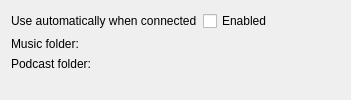
netrunner-debian-kde-extras/amarok, file src/core-impl/collections/umscollection/UmsConfiguration.ui: the form before one commit.
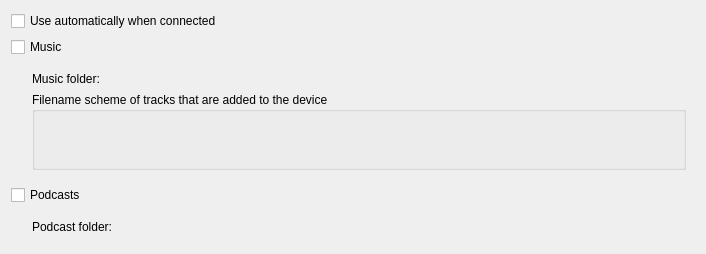
The form after the commit. Custom widgets are drawn as their Qt base class.

What changed in the file:
```diff
--- a/src/core-impl/collections/umscollection/UmsConfiguration.ui
+++ b/src/core-impl/collections/umscollection/UmsConfiguration.ui
@@ -6,8 +6,8 @@
    <rect>
     <x>0</x>
     <y>0</y>
-    <width>351</width>
-    <height>100</height>
+    <width>706</width>
+    <height>254</height>
    </rect>
   </property>
   <property name="minimumSize">
@@ -19,41 +19,244 @@
   <property name="windowTitle">
    <string>USB Mass Storage device configuration</string>
   </property>
-  <layout class="QFormLayout" name="formLayout">
-   <item row="3" column="0">
-    <widget class="QLabel" name="label_2">
-     <property name="text">
-      <string>Music folder:</string>
-     </property>
-    </widget>
+  <layout class="QVBoxLayout" name="verticalLayout_3">
+   <item>
+    <layout class="QHBoxLayout" name="horizontalLayout_3">
+     <item>
+      <widget class="QCheckBox" name="m_autoConnect">
+       <property name="sizePolicy">
+        <sizepolicy hsizetype="Preferred" vsizetype="Fixed">
+         <horstretch>0</horstretch>
+         <verstretch>0</verstretch>
+        </sizepolicy>
+       </property>
+       <property name="minimumSize">
+        <size>
+         <width>250</width>
+         <height>0</height>
+        </size>
+       </property>
+       <property name="maximumSize">
+        <size>
+         <width>100</width>
+         <height>20</height>
+        </size>
+       </property>
+       <property name="autoFillBackground">
+        <bool>false</bool>
+       </property>
+       <property name="text">
+        <string>Use automatically when connected</string>
+       </property>
+      </widget>
+     </item>
+     <item>
+      <spacer name="horizontalSpacer">
+       <property name="orientation">
+        <enum>Qt::Horizontal</enum>
+       </property>
+       <property name="sizeHint" stdset="0">
+        <size>
+         <width>40</width>
+         <height>20</height>
+        </size>
+       </property>
+      </spacer>
+     </item>
+    </layout>
    </item>
-   <item row="3" column="1">
-    <widget class="KUrlRequester" name="m_musicFolder"/>
-   </item>
-   <item row="4" column="0">
-    <widget class="QLabel" name="label_3">
+   <item>
+    <widget class="QCheckBox" name="m_musicCheckBox">
+     <property name="font">
+      <font>
+       <weight>50</weight>
+       <bold>false</bold>
+       <underline>false</underline>
+      </font>
+     </property>
+     <property name="toolTip">
+      <string extracomment="Enabled music storage on this device"/>
+     </property>
      <property name="text">
-      <string>Podcast folder:</string>
+      <string>Music</string>
      </property>
     </widget>
    </item>
-   <item row="4" column="1">
-    <widget class="KUrlRequester" name="m_podcastFolder"/>
+   <item>
+    <layout class="QHBoxLayout" name="horizontalLayout_2">
+     <item>
+      <spacer name="horizontalSpacer_2">
+       <property name="orientation">
+        <enum>Qt::Horizontal</enum>
+       </property>
+       <property name="sizeType">
+        <enum>QSizePolicy::Fixed</enum>
+       </property>
+       <property name="sizeHint" stdset="0">
+        <size>
+         <width>12</width>
+         <height>20</height>
+        </size>
+       </property>
+      </spacer>
+     </item>
+     <item>
+      <widget class="QWidget" name="m_musicWidget" native="true">
+       <property name="sizePolicy">
+        <sizepolicy hsizetype="Minimum" vsizetype="MinimumExpanding">
+         <horstretch>0</horstretch>
+         <verstretch>0</verstretch>
+        </sizepolicy>
+       </property>
+       <layout class="QVBoxLayout" name="verticalLayout_2">
+        <item>
+         <layout class="QHBoxLayout" name="horizontalLayout_4">
+          <item>
+           <widget class="QLabel" name="label_4">
+            <property name="sizePolicy">
+             <sizepolicy hsizetype="Minimum" vsizetype="Minimum">
+              <horstretch>0</horstretch>
+              <verstretch>0</verstretch>
+             </sizepolicy>
+            </property>
+            <property name="minimumSize">
+             <size>
+              <width>200</width>
+              <height>10</height>
+             </size>
+            </property>
+            <property name="text">
+             <string>Music folder:</string>
+            </property>
+           </widget>
+          </item>
+          <item>
+           <widget class="KUrlRequester" name="m_musicFolder">
+            <property name="sizePolicy">
+             <sizepolicy hsizetype="Minimum" vsizetype="Minimum">
+              <horstretch>0</horstretch>
+              <verstretch>0</verstretch>
+             </sizepolicy>
+            </property>
+            <property name="minimumSize">
+             <size>
+              <width>100</width>
+              <height>0</height>
+             </size>
+            </property>
+           </widget>
+          </item>
+         </layout>
+        </item>
+        <item>
+         <widget class="QGroupBox" name="m_filenameSchemeBox">
+          <property name="sizePolicy">
+           <sizepolicy hsizetype="Minimum" vsizetype="MinimumExpanding">
+            <horstretch>0</horstretch>
+            <verstretch>0</verstretch>
+           </sizepolicy>
+          </property>
+          <property name="title">
+           <string>Filename scheme of tracks that are added to the device</string>
+          </property>
+         </widget>
+        </item>
+       </layout>
+      </widget>
+     </item>
+    </layout>
    </item>
-   <item row="2" column="1">
-    <widget class="QCheckBox" name="m_autoConnect">
-     <property name="text">
-      <string>Enabled</string>
+   <item>
+    <widget class="QCheckBox" name="m_podcastCheckBox">
+     <property name="font">
+      <font>
+       <weight>50</weight>
+       <bold>false</bold>
+       <underline>false</underline>
+      </font>
      </property>
-    </widget>
-   </item>
-   <item row="2" column="0">
-    <widget class="QLabel" name="label">
+     <property name="toolTip">
+      <string extracomment="Enabled podcast storage on this device"/>
+     </property>
      <property name="text">
-      <string>Use automatically when connected</string>
+      <string>Podcasts</string>
      </property>
     </widget>
    </item>
+   <item>
+    <layout class="QHBoxLayout" name="horizontalLayout_5">
+     <item>
+      <spacer name="horizontalSpacer_3">
+       <property name="orientation">
+        <enum>Qt::Horizontal</enum>
+       </property>
+       <property name="sizeType">
+        <enum>QSizePolicy::Fixed</enum>
+       </property>
+       <property name="sizeHint" stdset="0">
+        <size>
+         <width>12</width>
+         <height>20</height>
+        </size>
+       </property>
+      </spacer>
+     </item>
+     <item>
+      <widget class="QWidget" name="m_podcastWidget" native="true">
+       <property name="sizePolicy">
+        <sizepolicy hsizetype="Minimum" vsizetype="Minimum">
+         <horstretch>0</horstretch>
+         <verstretch>0</verstretch>
+        </sizepolicy>
+       </property>
+       <layout class="QVBoxLayout" name="verticalLayout">
+        <item>
+         <layout class="QHBoxLayout" name="horizontalLayout">
+          <item>
+           <widget class="QLabel" name="label_3">
+            <property name="sizePolicy">
+             <sizepolicy hsizetype="Minimum" vsizetype="Minimum">
+              <horstretch>0</horstretch>
+              <verstretch>0</verstretch>
+             </sizepolicy>
+            </property>
+            <property name="minimumSize">
+             <size>
+              <width>200</width>
+              <height>10</height>
+             </size>
+            </property>
+            <property name="frameShape">
+             <enum>QFrame::NoFrame</enum>
+            </property>
+            <property name="text">
+             <string>Podcast folder:</string>
+            </property>
+           </widget>
+          </item>
+          <item>
+           <widget class="KUrlRequester" name="m_podcastFolder">
+            <property name="sizePolicy">
+             <sizepolicy hsizetype="Minimum" vsizetype="Minimum">
+              <horstretch>0</horstretch>
+              <verstretch>0</verstretch>
+             </sizepolicy>
+            </property>
+            <property name="minimumSize">
+             <size>
+              <width>100</width>
+              <height>0</height>
+             </size>
+            </property>
+           </widget>
+          </item>
+         </layout>
+        </item>
+       </layout>
+      </widget>
+     </item>
+    </layout>
+   </item>
   </layout>
  </widget>
  <customwidgets>
```
Left out of the diff: 36 changed lines with no effect on the pictures.
